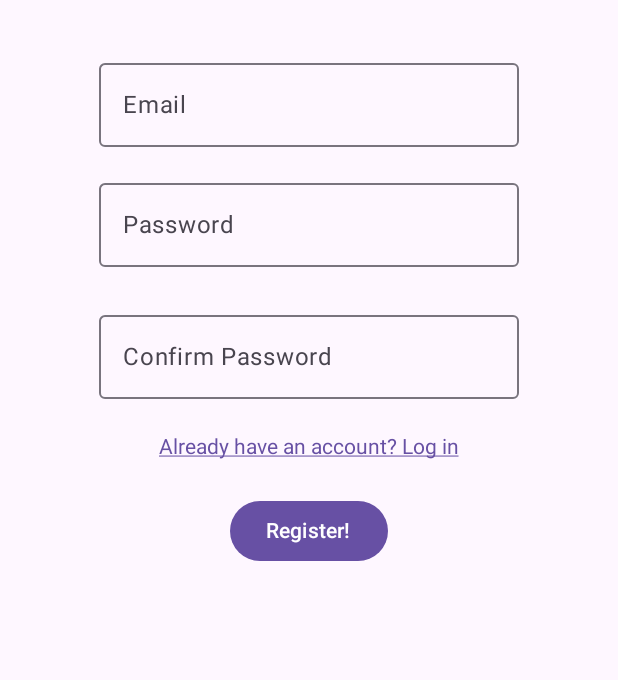
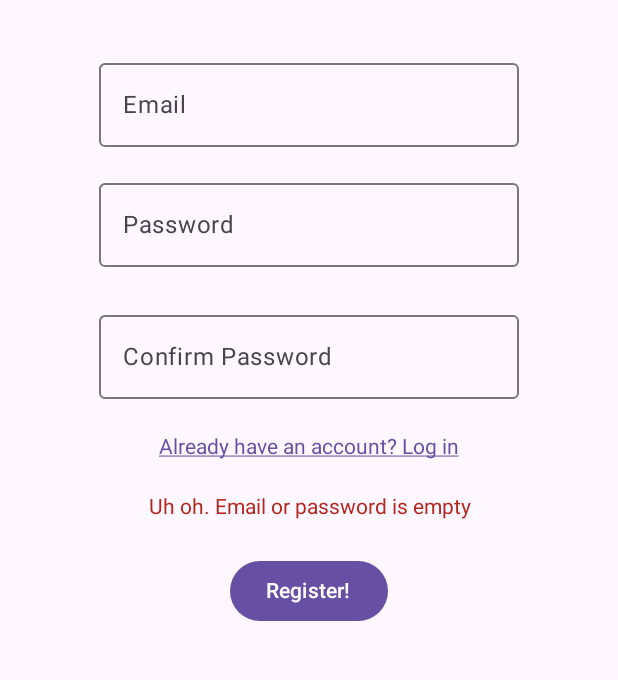
Before and after one commit to LucaRiggi/photodex, an Android app built with Jetpack Compose: the composable LoginScreen shown on its own in the app's theme, after a tap on "Don't have an account? Register", on a phone screen of 412 x 824 dp, the part 69-749 px from its top. Run offline under Robolectric (Android 15) with nearby library versions, the phone set to English and light mode, and no system bars; our stand-ins replace Room's generated code; 1 other tap on this screen came first.

Commit message:
Finish Login / Register functionality

```diff
--- a/app/src/main/java/com/example/photodex/data/user/UserDAO.kt
+++ b/app/src/main/java/com/example/photodex/data/user/UserDAO.kt
@@ -1,5 +1,6 @@
 package com.example.photodex.data.user
 
+import androidx.room.Dao
 import androidx.room.Delete
 import androidx.room.Insert
 import androidx.room.OnConflictStrategy
@@ -8,10 +9,22 @@ import androidx.room.Update
 import com.example.photodex.data.user.User
 import kotlinx.coroutines.flow.Flow
 
+@Dao
 interface UserDAO {
     @Query("SELECT * FROM users ORDER BY id DESC")
     fun getAllUsers(): Flow<List<User>>
 
+    // custom queries
+    // https://developer.android.com/training/data-storage/room/accessing-data#kotlin
+
+    // to check if user is already registered
+    @Query("SELECT * FROM users WHERE email = :email LIMIT 1")
+    suspend fun getUserByEmail(email: String): User?
+
+
+    // to check if the user is there (please admire cryptography)
+    @Query("SELECT * FROM users WHERE email = :email AND password = :password LIMIT 1")
+    suspend fun loginUser(email: String, password: String): User?
     @Insert(onConflict = OnConflictStrategy.Companion.REPLACE)
     suspend fun insert(users: User)
 
--- a/app/src/main/java/com/example/photodex/fragments/LoginFragment.kt
+++ b/app/src/main/java/com/example/photodex/fragments/LoginFragment.kt
@@ -1,5 +1,7 @@
 package com.example.myapplication.fragments
 
+import UserRepository
+import com.example.photodex.R
 import android.os.Bundle
 import android.view.LayoutInflater
 import android.view.View
@@ -23,10 +25,14 @@ import androidx.compose.ui.text.style.TextAlign
 import androidx.compose.ui.text.style.TextDecoration
 import androidx.fragment.app.Fragment
 import androidx.fragment.app.viewModels
+import androidx.lifecycle.LiveData
 import androidx.lifecycle.ViewModel
 import androidx.lifecycle.ViewModelProvider
+import androidx.lifecycle.asLiveData
 import androidx.lifecycle.viewModelScope
 import androidx.navigation.fragment.findNavController
+import com.example.photodex.data.database.AppDatabase
+import com.example.photodex.viewmodel.LoginViewModel
 import kotlinx.coroutines.flow.MutableStateFlow
 import kotlinx.coroutines.flow.StateFlow
 import kotlinx.coroutines.launch
@@ -38,12 +44,6 @@ enum class Mode {
     REGISTER
 }
 
-// ----- ViewModel -----
-
-class LoginViewModel(
-) : ViewModel() {
-
-}
 
 
 class LoginFragment : Fragment() {
@@ -57,7 +57,9 @@ class LoginFragment : Fragment() {
                 MaterialTheme {
                     LoginScreen (
                         vm = viewModel,
-                        onSuccess = {}
+                        onSuccess = {
+                            findNavController().navigate(R.id.action_loginFragment_to_homeFragment)
+                        }
                     )
                 }
             }
@@ -73,11 +75,18 @@ fun LoginScreen(
     vm: LoginViewModel,
     onSuccess: () -> Unit
 ) {
+    val isLoading by vm.isLoading.collectAsState()
+    val errorMessage by vm.errorMessage.collectAsState()
+    val loginSuccess by vm.loginSuccess.collectAsState()
 
     var email by remember { mutableStateOf("") }
     var password by remember { mutableStateOf("") }
+    var confirmation by remember { mutableStateOf("") }
     var mode by remember { mutableStateOf(Mode.LOGIN) }
 
+    if (loginSuccess) {
+        onSuccess()
+    }
     Scaffold(
         topBar = {
             CenterAlignedTopAppBar(
@@ -113,8 +122,8 @@ fun LoginScreen(
             Spacer(Modifier.height(24.dp))
             if (mode == Mode.REGISTER) {
                 OutlinedTextField(
-                    value = password,
-                    onValueChange = { password = it },
+                    value = confirmation,
+                    onValueChange = { confirmation = it },
                     label = { Text("Confirm Password") },
                     singleLine = true,
                     keyboardOptions = KeyboardOptions(keyboardType = KeyboardType.Password),
@@ -131,10 +140,32 @@ fun LoginScreen(
                 }
             )
             Spacer(Modifier.height(24.dp))
+            // show error message if there is
+            if (errorMessage != null) {
+                Text(
+                    // !! is safe here
+                    text = errorMessage!!,
+                    color = MaterialTheme.colorScheme.error,
+                    textAlign = TextAlign.Center
+                )
+                Spacer(Modifier.height(24.dp))
+            }
             Button(onClick = {
-
+                if (mode == Mode.LOGIN) {
+                    vm.login(email, password)
+                } else {
+                    vm.register(email, password, confirmation)
+                }
             }) {
-                Text(if (mode == Mode.LOGIN) "Login!" else "Register!")
+                // show cool loading bar if loading (https://developer.android.com/develop/ui/compose/components/progress)
+                if (isLoading) {
+                    CircularProgressIndicator(
+                        modifier = Modifier.size(24.dp),
+                        color = MaterialTheme.colorScheme.onPrimary
+                    )
+                } else {
+                    Text(if (mode == Mode.LOGIN) "Login!" else "Register!")
+                }
             }
 
             Spacer(Modifier.height(24.dp))
```
Also changed, not shown: app/src/main/java/com/example/photodex/fragments/HomeFragment.kt (added, +93 -0 lines), app/src/main/java/com/example/photodex/repositories/UserRepository.kt (+8 -0 lines), app/src/main/java/com/example/photodex/viewmodel/LoginViewModel.kt (added, +111 -0 lines), app/src/main/res/navigation/nav_graph.xml (+9 -1 lines).
